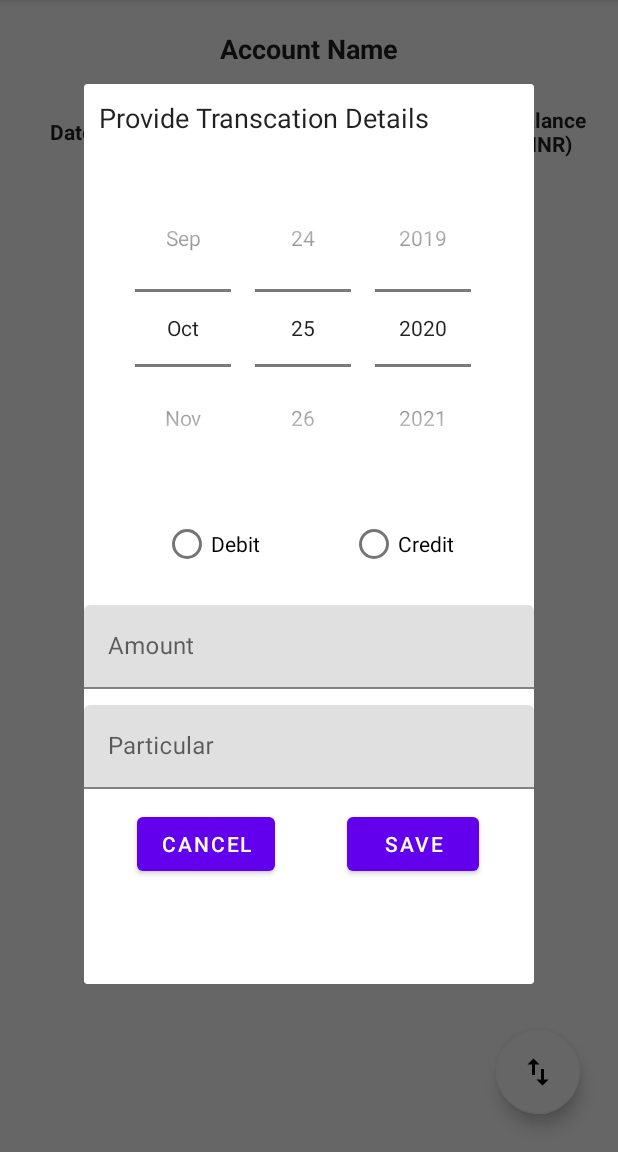
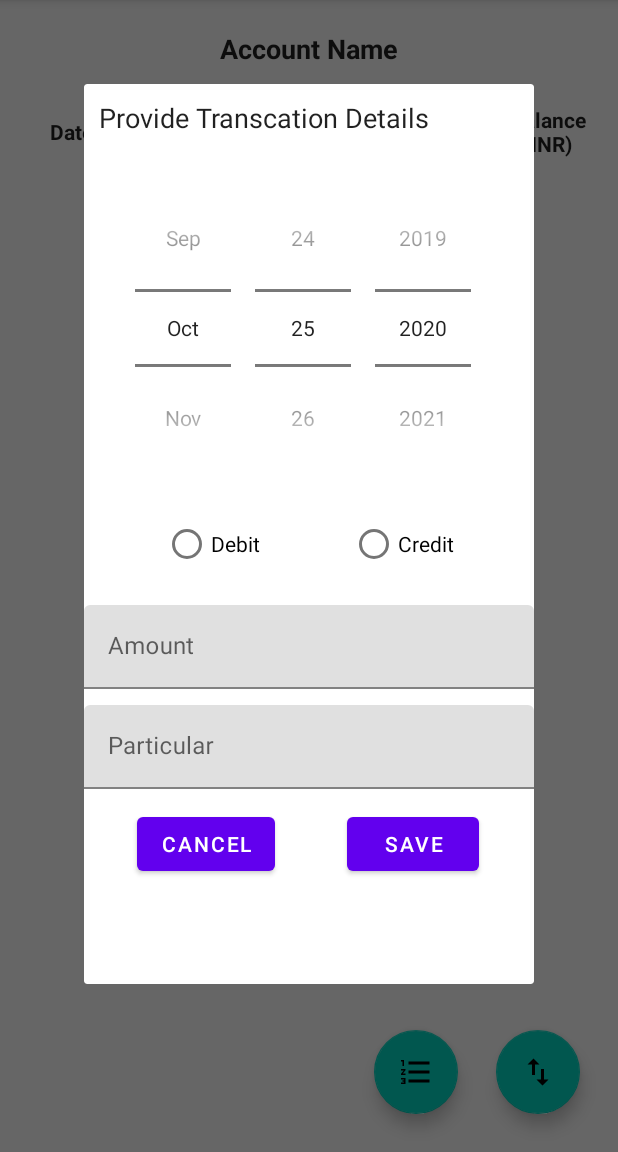
Before and after one commit to vivekverma123/Savemore, an Android app: the AccountDetail screen opened directly, with no data from a screen before it, after a tap on an icon or button, on a phone screen of 412 x 824 dp, the part 84-1236 px from its top. Run offline under Robolectric (Android 15) with nearby library versions, the phone set to English and light mode, and no system bars; our stand-ins replace Firebase (no records; nobody signed in at launch, a user with empty details on screens opened directly); 4 statements that could not run were skipped.

Commit message:
Transaction Categories Added

```diff
--- a/app/src/main/java/com/example/savemore/ui/DialogBoxes/CreateTransactionDialog.java
+++ b/app/src/main/java/com/example/savemore/ui/DialogBoxes/CreateTransactionDialog.java
@@ -31,7 +31,7 @@ public class CreateTransactionDialog extends Dialog implements android.view.View
     public DatabaseReference databaseReference;
     public Account account;
 
-    public CreateTransactionDialog(Activity a,Account account) {
+    public CreateTransactionDialog(Activity a, Account account) {
         super(a);
         this.c = a;
         this.account = account;
--- a/app/src/main/java/com/example/savemore/ui/activities/AccountDetail.java
+++ b/app/src/main/java/com/example/savemore/ui/activities/AccountDetail.java
@@ -6,8 +6,11 @@ import androidx.appcompat.app.AppCompatActivity;
 import android.content.Intent;
 import android.os.Bundle;
 import android.text.Html;
+import android.view.MenuItem;
 import android.view.View;
+import android.widget.AdapterView;
 import android.widget.ListView;
+import android.widget.PopupMenu;
 import android.widget.TextView;
 import android.widget.Toast;
 
@@ -15,6 +18,7 @@ import com.example.model.Account;
 import com.example.model.ProfileInfo;
 import com.example.model.Transaction;
 import com.example.savemore.R;
+import com.example.savemore.ui.DialogBoxes.CategoryDialog;
 import com.example.savemore.ui.DialogBoxes.CreateAccountDialog;
 import com.example.savemore.ui.DialogBoxes.CreateTransactionDialog;
 import com.example.savemore.ui.UserAdapters.TransactionInfoAdapter;
@@ -34,7 +38,7 @@ public class AccountDetail extends AppCompatActivity {
 
     Account account;
     ListView listView;
-    FloatingActionButton floatingActionButton;
+    FloatingActionButton floatingActionButton,floatingActionButton2;
     TextView textView,textView2;
     DatabaseReference databaseReference;
 
@@ -52,13 +56,41 @@ public class AccountDetail extends AppCompatActivity {
         String text = "<font color=#33691e>Debit / </font> <font color=#7f0000>Credit</font>";
 
         textView2.setText(Html.fromHtml(text));
+        ListView listView = findViewById(R.id.transactions);
+        listView.setOnItemClickListener(new AdapterView.OnItemClickListener() {
+            @Override
+            public void onItemClick(AdapterView<?> parent, View view, int position, long id) {
+
+                PopupMenu popupMenu = new PopupMenu(AccountDetail.this,view);
+                popupMenu.getMenuInflater().inflate(R.menu.transactmenu, popupMenu.getMenu());
+
+                popupMenu.setOnMenuItemClickListener(new PopupMenu.OnMenuItemClickListener() {
+                    @Override
+                    public boolean onMenuItemClick(MenuItem item) {
+
+                        if(item.getItemId()==R.id.edit)
+                        {
+                            Toast.makeText(AccountDetail.this,"Edit service will start shortly",Toast.LENGTH_SHORT).show();
+                        }
+                        else
+                        {
+                            Toast.makeText(AccountDetail.this,"Delete service will start shortly",Toast.LENGTH_SHORT).show();
+                        }
+                        return true;
+                    }
+                });
+
+                popupMenu.show();
+
+            }
+        });
 
         databaseReference = FirebaseDatabase.getInstance().getReference(ProfileInfo.firebaseUser.getUid()).child("Transactions").child(account.getId());
         databaseReference.addValueEventListener(new ValueEventListener() {
             @Override
             public void onDataChange(@NonNull DataSnapshot snapshot) {
                 int balance = 0;
-                ListView listView = findViewById(R.id.transactions);
+
                 ArrayList <Transaction> arrayList = new ArrayList<>();
                 for(DataSnapshot dataSnapshot : snapshot.getChildren())
                 {
@@ -129,5 +161,21 @@ public class AccountDetail extends AppCompatActivity {
                 //Toast.makeText(AccountDetail.this,"Services are going to start shortly!!!",Toast.LENGTH_SHORT).show();
             }
         });
+
+        FloatingActionButton floatingActionButton1 = findViewById(R.id.addcategory);
+        floatingActionButton1.setOnClickListener(new View.OnClickListener() {
+            @Override
+            public void onClick(View v) {
+                try {
+
+                    CategoryDialog categoryDialog = new CategoryDialog(AccountDetail.this, account);
+                    categoryDialog.show();
+                }
+                catch(Exception e1)
+                {
+                    Toast.makeText(AccountDetail.this,e1.toString(),Toast.LENGTH_SHORT).show();
+                }
+            }
+        });
     }
 }
--- /dev/null
+++ b/app/src/main/res/drawable/categories.xml
@@ -0,0 +1,10 @@
+<vector xmlns:android="http://schemas.android.com/apk/res/android"
+    android:width="24dp"
+    android:height="24dp"
+    android:viewportWidth="24"
+    android:viewportHeight="24"
+    android:tint="?attr/colorControlNormal">
+  <path
+      android:fillColor="@android:color/white"
+      android:pathData="M2,17h2v0.5L3,17.5v1h1v0.5L2,19v1h3v-4L2,16v1zM3,8h1L4,4L2,4v1h1v3zM2,11h1.8L2,13.1v0.9h3v-1L3.2,13L5,10.9L5,10L2,10v1zM7,5v2h14L21,5L7,5zM7,19h14v-2L7,17v2zM7,13h14v-2L7,11v2z"/>
+</vector>
--- a/app/src/main/res/layout/activity_account_detail.xml
+++ b/app/src/main/res/layout/activity_account_detail.xml
@@ -96,13 +96,26 @@
         android:layout_margin="25dp"
         android:background="@drawable/transact"
         android:clickable="true"
-        app:backgroundTint="#FFFFFF"
         app:layout_constraintBottom_toBottomOf="parent"
         app:layout_constraintEnd_toEndOf="parent"
         app:layout_constraintHorizontal_bias="1.0"
         app:layout_constraintStart_toStartOf="parent"
-        app:layout_constraintTop_toBottomOf="@+id/_dynamic"
+        app:layout_constraintTop_toBottomOf="@+id/transactions"
         app:layout_constraintVertical_bias="1.0"
         app:srcCompat="@drawable/transact" />
 
+    <com.google.android.material.floatingactionbutton.FloatingActionButton
+        android:id="@+id/addcategory"
+        android:layout_width="wrap_content"
+        android:layout_height="wrap_content"
+        android:layout_margin="25dp"
+        android:clickable="true"
+        app:layout_constraintBottom_toBottomOf="parent"
+        app:layout_constraintEnd_toStartOf="@+id/transact"
+        app:layout_constraintHorizontal_bias="1.0"
+        app:layout_constraintStart_toStartOf="parent"
+        app:layout_constraintTop_toBottomOf="@+id/transactions"
+        app:layout_constraintVertical_bias="1.0"
+        app:srcCompat="@drawable/categories" />
+
 </androidx.constraintlayout.widget.ConstraintLayout>
--- /dev/null
+++ b/app/src/main/res/menu/transactmenu.xml
@@ -0,0 +1,9 @@
+<?xml version="1.0" encoding="utf-8"?>
+<menu xmlns:android="http://schemas.android.com/apk/res/android">
+    <item
+        android:id="@+id/edit"
+        android:title="Edit" />
+    <item
+        android:id="@+id/delete"
+        android:title="Delete" />
+</menu>
```
Also changed, not shown: app/src/main/java/com/example/model/Category.java (added, +36 -0 lines), app/src/main/java/com/example/savemore/ui/DialogBoxes/CategoryDialog.java (added, +125 -0 lines), app/src/main/res/layout/create_category.xml (added, +61 -0 lines).
